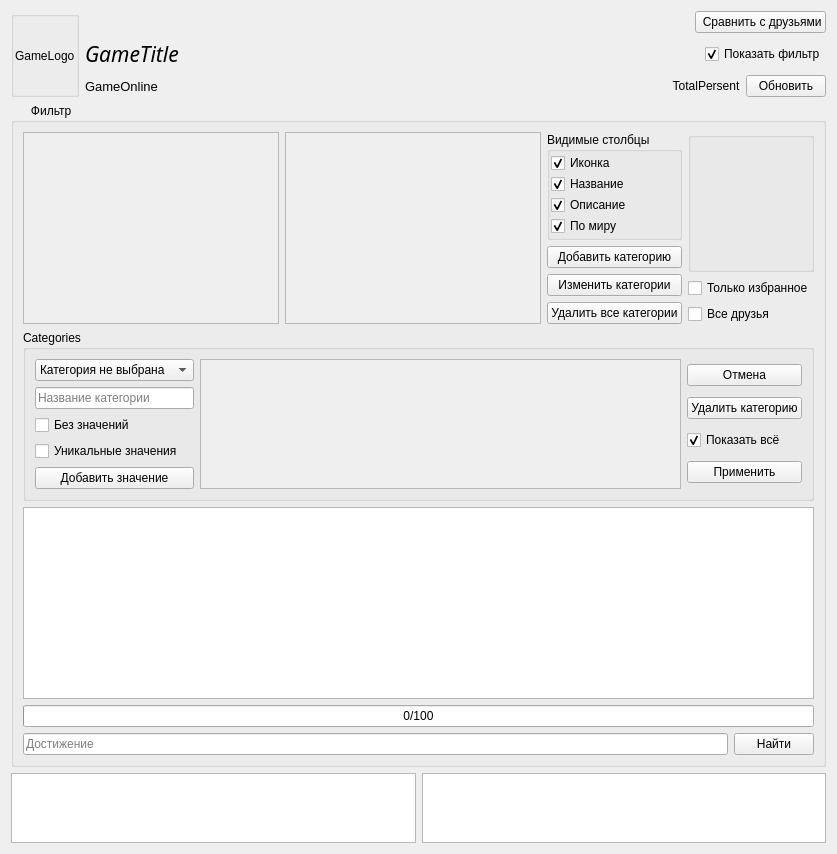
The window that AraSteamManager/subform/formachievements.ui (Arankir/AraSteamManager) describes before a commit, drawn with Qt 5.
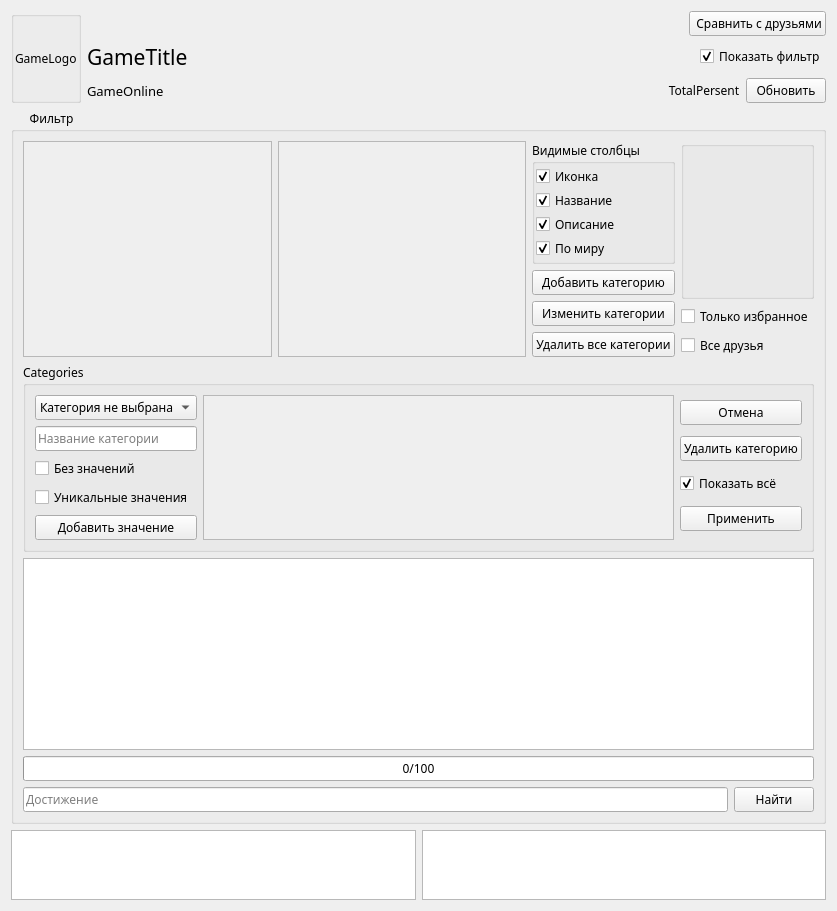
The same window after the commit.

```diff
--- a/AraSteamManager/subform/formachievements.ui
+++ b/AraSteamManager/subform/formachievements.ui
@@ -7,9 +7,14 @@
     <x>0</x>
     <y>0</y>
     <width>837</width>
-    <height>763</height>
+    <height>865</height>
    </rect>
   </property>
+  <property name="font">
+   <font>
+    <family>Ebrima</family>
+   </font>
+  </property>
   <property name="windowTitle">
    <string>SteamAchievementsStatistic</string>
   </property>
@@ -103,7 +108,6 @@
              <family>Lucida Bright</family>
              <pointsize>16</pointsize>
              <weight>50</weight>
-             <italic>true</italic>
              <bold>false</bold>
             </font>
            </property>
@@ -149,6 +153,7 @@
            </property>
            <property name="font">
             <font>
+             <family>Ebrima</family>
              <pointsize>10</pointsize>
             </font>
            </property>
@@ -226,8 +231,8 @@
             <rect>
              <x>0</x>
              <y>0</y>
-             <width>261</width>
-             <height>150</height>
+             <width>262</width>
+             <height>185</height>
             </rect>
            </property>
           </widget>
@@ -249,8 +254,8 @@
             <rect>
              <x>0</x>
              <y>0</y>
-             <width>260</width>
-             <height>150</height>
+             <width>261</width>
+             <height>185</height>
             </rect>
            </property>
           </widget>
@@ -471,7 +476,7 @@
               <x>0</x>
               <y>0</y>
               <width>504</width>
-              <height>111</height>
+              <height>135</height>
              </rect>
             </property>
            </widget>
@@ -523,6 +528,12 @@
           <verstretch>0</verstretch>
          </sizepolicy>
         </property>
+        <property name="selectionBehavior">
+         <enum>QAbstractItemView::SelectRows</enum>
+        </property>
+        <attribute name="verticalHeaderVisible">
+         <bool>false</bool>
+        </attribute>
        </widget>
       </item>
       <item>
```
